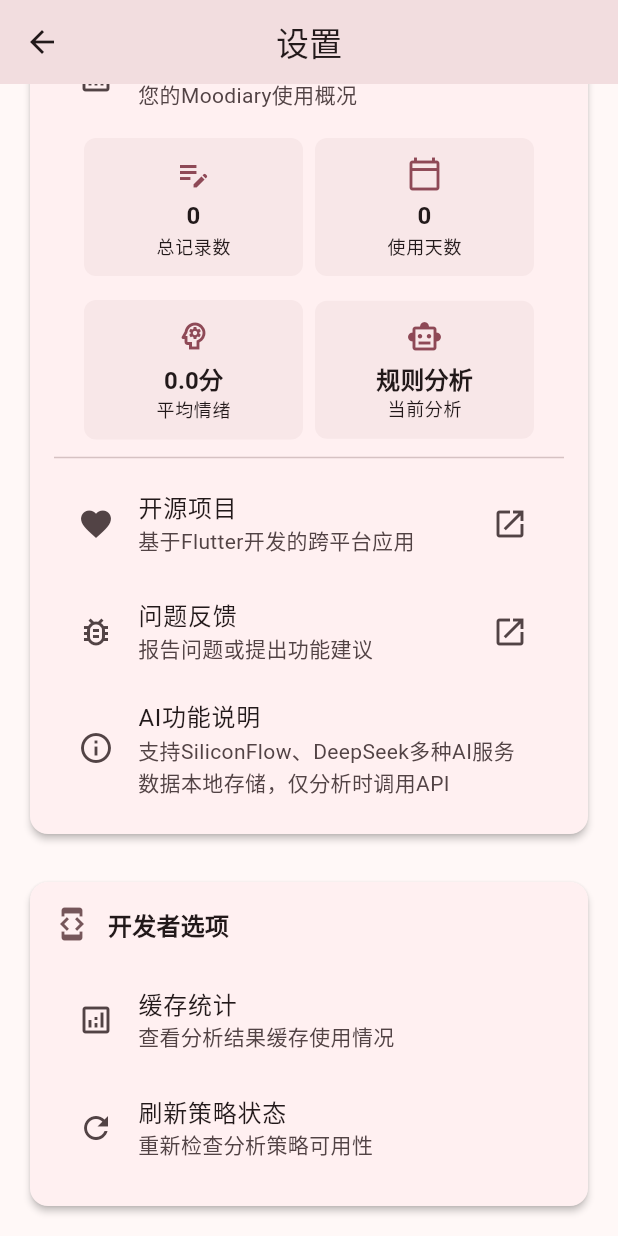
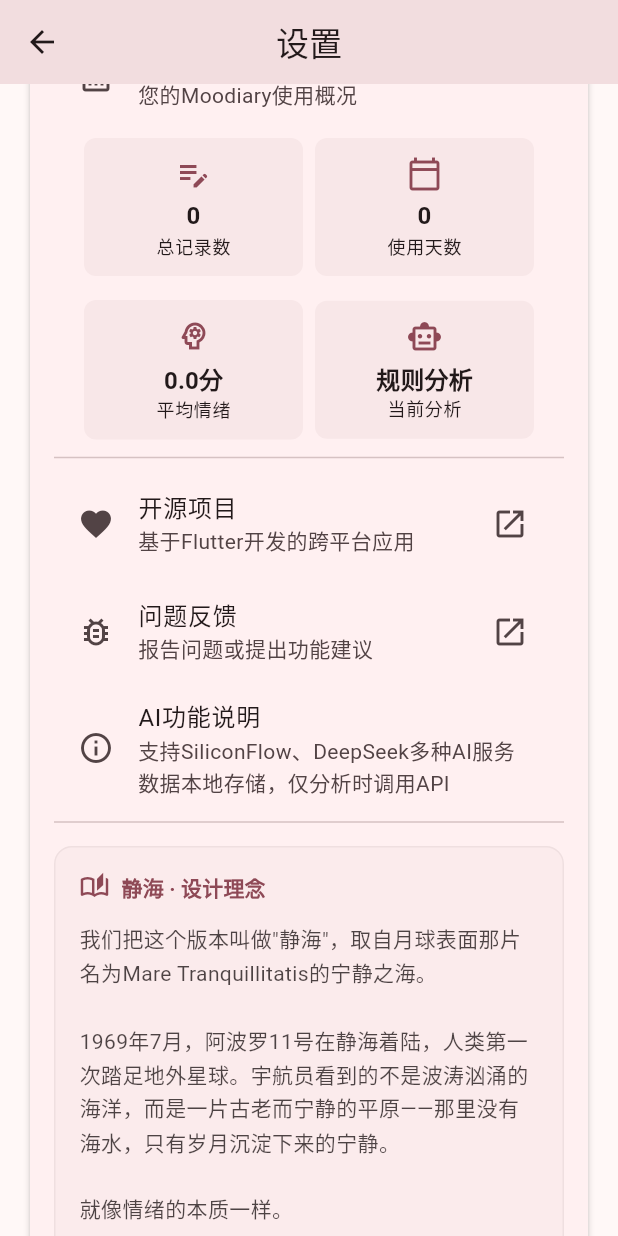
Before and after one commit to KinomotoMio/Moodiary, a Flutter app: the SettingsScreen screen opened directly, scrolled down 948 dp, on a phone screen of 412 x 824 dp. Run offline on Flutter 3.47's test engine with Material 3 defaults, Android fonts, the light colour scheme and no system bars; our stand-ins replace dio, fl_chart, image_picker, shared_preferences; missing offline and left inert: event_bus; accounts and stored records are empty.

Commit message:
feat(about): add design philosophy story for Tranquillity codename

```diff
--- a/lib/screens/settings_screen.dart
+++ b/lib/screens/settings_screen.dart
@@ -775,6 +775,68 @@ class _SettingsScreenState extends State<SettingsScreen> {
     }
   }
 
+  /// 故事区域 - 设计理念
+  Widget _buildStorySection() {
+    return Container(
+      margin: const EdgeInsets.only(top: 8),
+      padding: const EdgeInsets.all(16),
+      decoration: BoxDecoration(
+        color: Theme.of(context).colorScheme.surfaceContainerHighest.withValues(alpha: 0.3),
+        borderRadius: BorderRadius.circular(12),
+        border: Border.all(
+          color: Theme.of(context).colorScheme.outline.withValues(alpha: 0.1),
+        ),
+      ),
+      child: Column(
+        crossAxisAlignment: CrossAxisAlignment.start,
+        children: [
+          Row(
+            children: [
+              Icon(
+                Icons.auto_stories_outlined,
+                color: Theme.of(context).colorScheme.primary,
+                size: 20,
+              ),
+              const SizedBox(width: 8),
+              Text(
+                '静海 · 设计理念',
+                style: Theme.of(context).textTheme.titleSmall?.copyWith(
+                  fontWeight: FontWeight.bold,
+                  color: Theme.of(context).colorScheme.primary,
+                ),
+              ),
+            ],
+          ),
+          const SizedBox(height: 12),
+          Text(
+            _getStoryText(),
+            style: Theme.of(context).textTheme.bodyMedium?.copyWith(
+              height: 1.6,
+              color: Theme.of(context).colorScheme.onSurface.withValues(alpha: 0.8),
+            ),
+          ),
+        ],
+      ),
+    );
+  }
+
+  /// 获取故事文本
+  String _getStoryText() {
+    return '''我们把这个版本叫做"静海"，取自月球表面那片名为Mare Tranquillitatis的宁静之海。
+
+1969年7月，阿波罗11号在静海着陆，人类第一次踏足地外星球。宇航员看到的不是波涛汹涌的海洋，而是一片古老而宁静的平原——那里没有海水，只有岁月沉淀下来的宁静。
+
+就像情绪的本质一样。
+
+我们总是被表面的情绪波动所扰动，但在那些起伏的背后，存在着一片更深层的宁静之地。那里有你真实的感受，有你内心的声音，有你与自己对话的空间。
+
+Moodiary想要做的，就是帮你找到那片静海。不是让你的情绪变得麻木，而是在情绪的潮起潮落中，为你保留一片可以安静感受、真实记录的地方。
+
+当你在这里记录每一个情绪片段时，AI会像月球表面轻柔的引力一样，温和地理解你，不评判，只陪伴。让技术的智能与人心的温暖，在这片数字静海中安然相遇。
+
+愿每个使用Moodiary的人，都能在生活的喧嚣中，找到属于自己的那片静海。''';
+  }
+
   /// 关于区域
   Widget _buildAboutSection() {
     return Card(
@@ -836,6 +898,9 @@ class _SettingsScreenState extends State<SettingsScreen> {
               title: const Text('AI功能说明'),
               subtitle: const Text('支持SiliconFlow、DeepSeek多种AI服务\n数据本地存储，仅分析时调用API'),
             ),
+
+            const Divider(),
+            _buildStorySection(),
           ],
         ),
       ),
```
